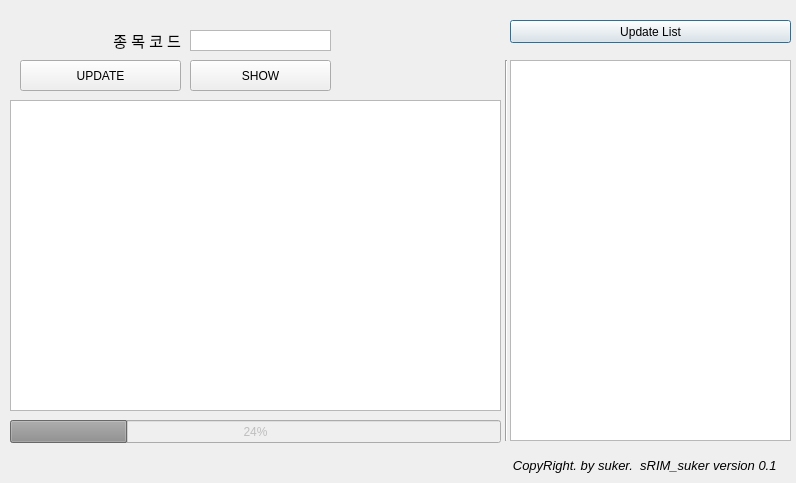
Before: the Qt Designer form sukerStock/sRIMprj/src/stockCrawling_window.ui in kchhero/suker_python_project, drawn with Qt 5.
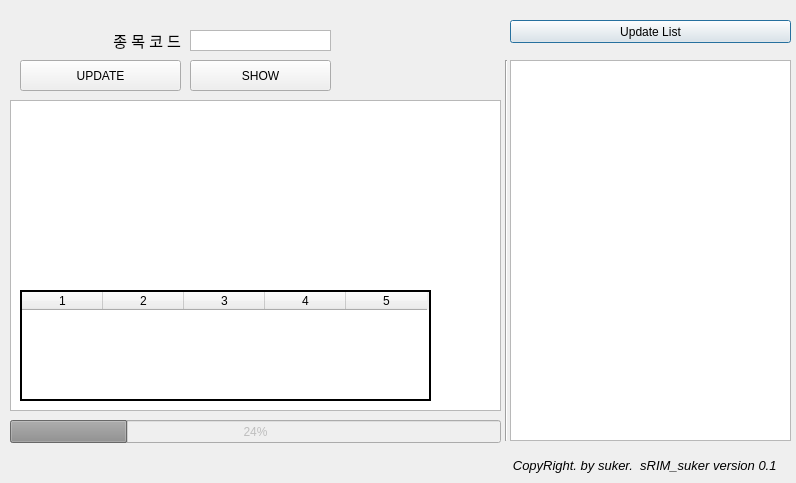
After: the same form once the commit is applied.

Commit message: sRIM crawling update8

Patch:
```diff
--- a/sukerStock/sRIMprj/src/stockCrawling_window.ui
+++ b/sukerStock/sRIMprj/src/stockCrawling_window.ui
@@ -233,6 +233,105 @@
     <set>Qt::TextSelectableByKeyboard|Qt::TextSelectableByMouse</set>
    </property>
   </widget>
+  <widget class="QTableWidget" name="tableWidget_compInfo">
+   <property name="geometry">
+    <rect>
+     <x>20</x>
+     <y>290</y>
+     <width>411</width>
+     <height>111</height>
+    </rect>
+   </property>
+   <property name="autoFillBackground">
+    <bool>false</bool>
+   </property>
+   <property name="frameShape">
+    <enum>QFrame::WinPanel</enum>
+   </property>
+   <property name="frameShadow">
+    <enum>QFrame::Plain</enum>
+   </property>
+   <property name="lineWidth">
+    <number>0</number>
+   </property>
+   <property name="verticalScrollBarPolicy">
+    <enum>Qt::ScrollBarAlwaysOff</enum>
+   </property>
+   <property name="horizontalScrollBarPolicy">
+    <enum>Qt::ScrollBarAlwaysOff</enum>
+   </property>
+   <property name="sizeAdjustPolicy">
+    <enum>QAbstractScrollArea::AdjustToContents</enum>
+   </property>
+   <property name="autoScroll">
+    <bool>false</bool>
+   </property>
+   <property name="autoScrollMargin">
+    <number>10</number>
+   </property>
+   <property name="editTriggers">
+    <set>QAbstractItemView::NoEditTriggers</set>
+   </property>
+   <property name="tabKeyNavigation">
+    <bool>false</bool>
+   </property>
+   <property name="showDropIndicator" stdset="0">
+    <bool>false</bool>
+   </property>
+   <property name="dragDropOverwriteMode">
+    <bool>false</bool>
+   </property>
+   <property name="selectionMode">
+    <enum>QAbstractItemView::NoSelection</enum>
+   </property>
+   <property name="showGrid">
+    <bool>false</bool>
+   </property>
+   <property name="gridStyle">
+    <enum>Qt::NoPen</enum>
+   </property>
+   <property name="wordWrap">
+    <bool>true</bool>
+   </property>
+   <property name="cornerButtonEnabled">
+    <bool>false</bool>
+   </property>
+   <property name="rowCount">
+    <number>3</number>
+   </property>
+   <property name="columnCount">
+    <number>5</number>
+   </property>
+   <attribute name="horizontalHeaderVisible">
+    <bool>true</bool>
+   </attribute>
+   <attribute name="horizontalHeaderDefaultSectionSize">
+    <number>81</number>
+   </attribute>
+   <attribute name="horizontalHeaderHighlightSections">
+    <bool>false</bool>
+   </attribute>
+   <attribute name="horizontalHeaderMinimumSectionSize">
+    <number>35</number>
+   </attribute>
+   <attribute name="verticalHeaderVisible">
+    <bool>false</bool>
+   </attribute>
+   <attribute name="verticalHeaderDefaultSectionSize">
+    <number>28</number>
+   </attribute>
+   <attribute name="verticalHeaderHighlightSections">
+    <bool>false</bool>
+   </attribute>
+   <row/>
+   <row/>
+   <row/>
+   <column/>
+   <column/>
+   <column/>
+   <column/>
+   <column/>
+  </widget>
  </widget>
  <resources/>
  <connections/>
```
The commit also changes 10 other files.
